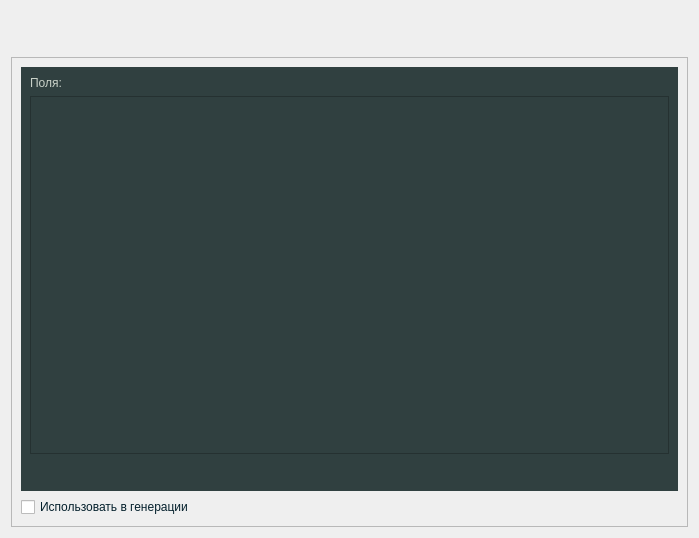
The window that Widgets/labthemeredaction.ui (ThomasLucky13/ASSofOOP-Automated-Studying-System-) describes before a commit, drawn with Qt 5.
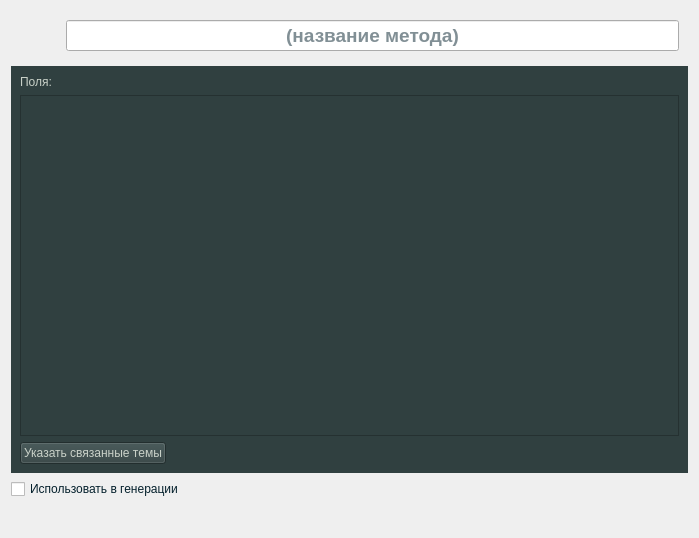
The same window after the commit. Icons and pictures are not drawn.

Commit message: Creation and redaction thems

Diff of the .ui file:
```diff
--- a/Widgets/labthemeredaction.ui
+++ b/Widgets/labthemeredaction.ui
@@ -49,9 +49,9 @@
          </widget>
         </item>
         <item>
-         <widget class="QLabel" name="ThemeName">
+         <widget class="QLineEdit" name="ThemeName">
           <property name="sizePolicy">
-           <sizepolicy hsizetype="Expanding" vsizetype="Preferred">
+           <sizepolicy hsizetype="Expanding" vsizetype="Minimum">
             <horstretch>0</horstretch>
             <verstretch>0</verstretch>
            </sizepolicy>
@@ -59,17 +59,19 @@
           <property name="font">
            <font>
             <pointsize>14</pointsize>
+            <weight>75</weight>
+            <bold>true</bold>
            </font>
           </property>
           <property name="styleSheet">
            <string notr="true">color: rgb(4, 32, 44);</string>
           </property>
-          <property name="text">
-           <string/>
-          </property>
           <property name="alignment">
            <set>Qt::AlignCenter</set>
           </property>
+          <property name="placeholderText">
+           <string>(название метода)</string>
+          </property>
          </widget>
         </item>
        </layout>
@@ -77,21 +79,6 @@
      </item>
     </layout>
    </item>
-   <item>
-    <widget class="QScrollArea" name="scrollArea_2">
-     <property name="widgetResizable">
-      <bool>true</bool>
-     </property>
-     <widget class="QWidget" name="scrollAreaWidgetContents_3">
-      <property name="geometry">
-       <rect>
-        <x>0</x>
-        <y>0</y>
-        <width>683</width>
-        <height>426</height>
-       </rect>
-      </property>
-      <layout class="QVBoxLayout" name="verticalLayout_3">
        <item>
         <widget class="QWidget" name="widget_2" native="true">
          <property name="styleSheet">
@@ -124,8 +111,8 @@
               <rect>
                <x>0</x>
                <y>0</y>
-               <width>655</width>
-               <height>250</height>
+           <width>671</width>
+           <height>182</height>
               </rect>
              </property>
              <layout class="QVBoxLayout" name="themeFieldsLayout"/>
@@ -134,6 +121,22 @@
           </item>
           <item>
            <layout class="QHBoxLayout" name="horizontalLayout_5">
+        <item>
+         <widget class="QPushButton" name="friendsThemsButton">
+          <property name="sizePolicy">
+           <sizepolicy hsizetype="Fixed" vsizetype="Fixed">
+            <horstretch>0</horstretch>
+            <verstretch>0</verstretch>
+           </sizepolicy>
+          </property>
+          <property name="styleSheet">
+           <string notr="true">color: rgb(201, 209, 200);</string>
+          </property>
+          <property name="text">
+           <string>Указать связанные темы</string>
+          </property>
+         </widget>
+        </item>
             <item>
              <spacer name="horizontalSpacer">
               <property name="orientation">
@@ -194,9 +197,74 @@
          </property>
         </widget>
        </item>
-      </layout>
-     </widget>
-    </widget>
+   <item>
+    <layout class="QHBoxLayout" name="horizontalLayout_3">
+     <item>
+      <widget class="QPushButton" name="deleteButton">
+       <property name="sizePolicy">
+        <sizepolicy hsizetype="Fixed" vsizetype="Fixed">
+         <horstretch>0</horstretch>
+         <verstretch>0</verstretch>
+        </sizepolicy>
+       </property>
+       <property name="text">
+        <string/>
+       </property>
+       <property name="icon">
+        <iconset resource="../resources/ASSforOOP.qrc">
+         <normaloff>:/images/Delete.svg</normaloff>:/images/Delete.svg</iconset>
+       </property>
+       <property name="iconSize">
+        <size>
+         <width>60</width>
+         <height>60</height>
+        </size>
+       </property>
+       <property name="flat">
+        <bool>true</bool>
+       </property>
+      </widget>
+     </item>
+     <item>
+      <spacer name="horizontalSpacer_2">
+       <property name="orientation">
+        <enum>Qt::Horizontal</enum>
+       </property>
+       <property name="sizeHint" stdset="0">
+        <size>
+         <width>40</width>
+         <height>20</height>
+        </size>
+       </property>
+      </spacer>
+     </item>
+     <item>
+      <widget class="QPushButton" name="saveButton">
+       <property name="sizePolicy">
+        <sizepolicy hsizetype="Fixed" vsizetype="Fixed">
+         <horstretch>0</horstretch>
+         <verstretch>0</verstretch>
+        </sizepolicy>
+       </property>
+       <property name="text">
+        <string/>
+       </property>
+       <property name="icon">
+        <iconset resource="../resources/ASSforOOP.qrc">
+         <normaloff>:/images/GenerateLabs.svg</normaloff>:/images/GenerateLabs.svg</iconset>
+       </property>
+       <property name="iconSize">
+        <size>
+         <width>60</width>
+         <height>60</height>
+        </size>
+       </property>
+       <property name="flat">
+        <bool>true</bool>
+       </property>
+      </widget>
+     </item>
+    </layout>
    </item>
   </layout>
  </widget>
```
Lines whose indentation alone changed are shown as unchanged. The commit also changes 17 other files.
